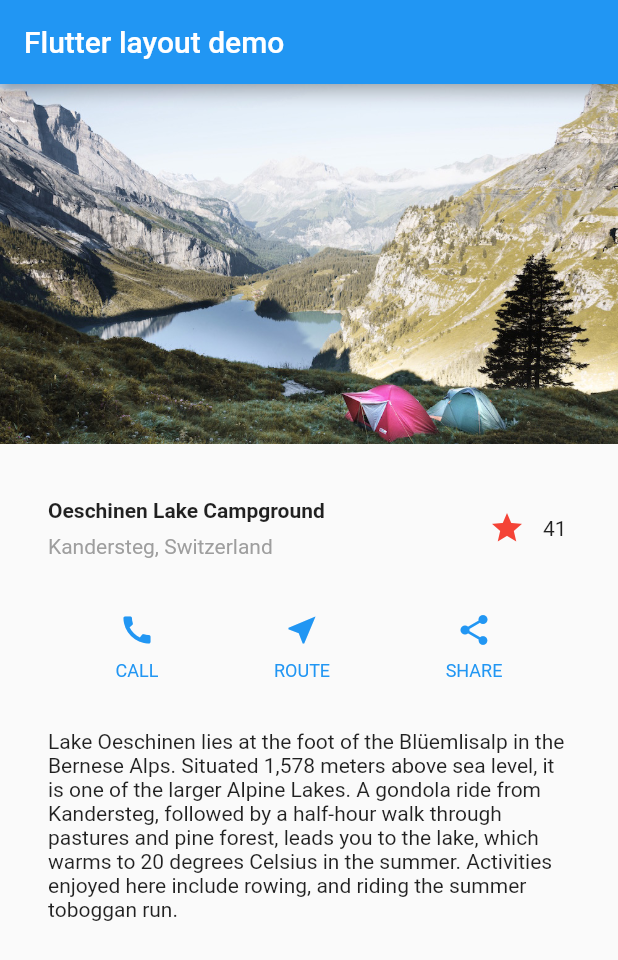
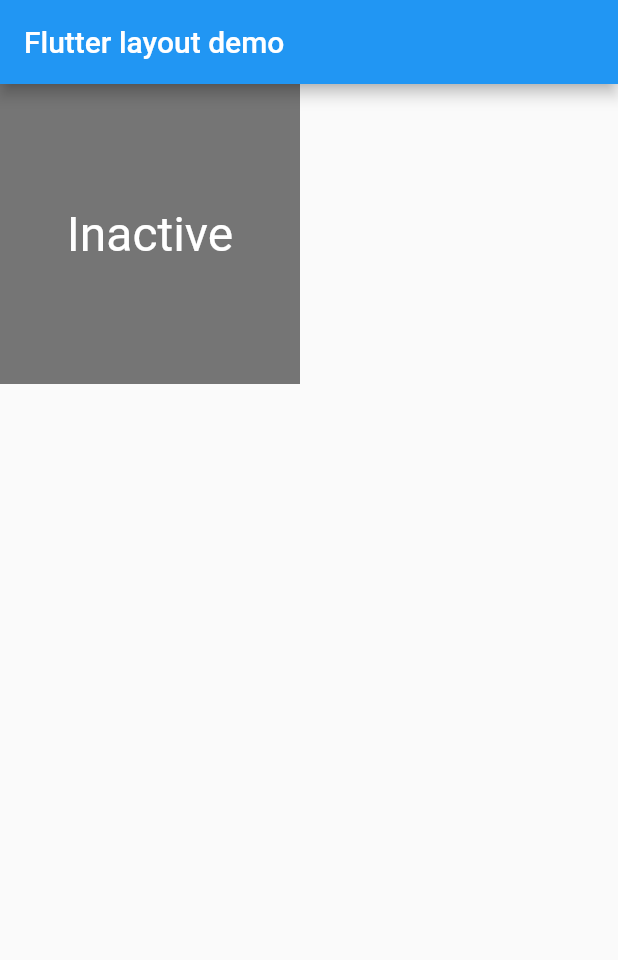
Before and after one commit to Thaylo/FlutterExperiments, a Flutter app: the screen it shows after launch, on a phone screen of 412 x 824 dp. Shown: the top 960 px of the screen. Run offline on Flutter 3.47's test engine with Material 2 defaults, Android fonts, the phone set to English and light mode, and no system bars.

Commit message:
ParentWidget doing some state management

```diff
--- a/lib/main.dart
+++ b/lib/main.dart
@@ -1,6 +1,71 @@
 import 'package:flutter/material.dart';
+import 'package:flutter/foundation.dart';
 
 void main() => runApp(MyApp());
+
+// ParentWidget manages the state for TapboxB.
+
+//------------------------ ParentWidget --------------------------------
+
+class ParentWidget extends StatefulWidget {
+  @override
+  _ParentWidgetState createState() => _ParentWidgetState();
+}
+
+class _ParentWidgetState extends State<ParentWidget> {
+  bool _active = false;
+
+  void _handleTapboxChanged(bool newValue) {
+    setState(() {
+      _active = newValue;
+    });
+  }
+
+  @override
+  Widget build(BuildContext context) {
+    return Container(
+      child: TapboxB(
+        active: _active,
+        onChanged: _handleTapboxChanged,
+      ),
+    );
+  }
+}
+
+//------------------------- TapboxB ----------------------------------
+class TapboxB extends StatelessWidget {
+  TapboxB({Key key, this.active: false, @required this.onChanged})
+    :super(key: key);
+
+  final bool active;
+  final ValueChanged<bool> onChanged;
+
+  void _handleTap() {
+    onChanged(!active);
+  }
+
+  Widget build(BuildContext context) {
+    return GestureDetector(
+      onTap: _handleTap,
+      child: Container(
+        child: Center(
+          child: Text(
+            active ? 'Active' : 'Inactive',
+            style: TextStyle(
+              fontSize: 32,
+              color: Colors.white
+            ),
+          ),
+        ),
+        width: 200.0,
+        height: 200.0,
+        decoration: BoxDecoration(
+          color: active ? Colors.lightGreen[700] : Colors.grey[600],
+        ),
+      ),
+    );
+  }
+}
 
 
 class _FavoriteWidgetState extends State<FavoriteWidget> {
@@ -90,73 +155,13 @@ class MyApp extends StatelessWidget {
   @override
   Widget build(BuildContext context) {
 
-    Color color = Theme.of(context).primaryColor;
-    Widget buttonSection = Container(
-      child: Row(
-        mainAxisAlignment: MainAxisAlignment.spaceEvenly,
-        children: <Widget>[
-          _buildButtonColumn(color, Icons.call, 'CALL'),
-          _buildButtonColumn(color, Icons.near_me, 'ROUTE'),
-          _buildButtonColumn(color, Icons.share, 'SHARE'),
-        ],
-      )
-    );
-
-    Widget textSection = Container(
-      padding: const EdgeInsets.all(32),
-      child: Text(
-        'Lake Oeschinen lies at the foot of the Blüemlisalp in the Bernese '
-        'Alps. Situated 1,578 meters above sea level, it is one of the '
-        'larger Alpine Lakes. A gondola ride from Kandersteg, followed by a '
-        'half-hour walk through pastures and pine forest, leads you to the '
-        'lake, which warms to 20 degrees Celsius in the summer. Activities '
-        'enjoyed here include rowing, and riding the summer toboggan run.',
-        softWrap: true,
-      )
-    );
-
     return MaterialApp(
       home: Scaffold(
         appBar: AppBar(
           title: Text('Flutter layout demo')
         ),
-        body: ListView(
-          children: [
-            Image.asset(
-              'images/lake.jpg',
-              width: 600,
-              height: 240,
-              fit: BoxFit.cover,
-            ),
-            titleSection,
-            buttonSection,
-            textSection,
-          ],
-        )
+        body: ParentWidget(),
       )
     );
   }
-
-  Column _buildButtonColumn(Color color, IconData icon, String label){
-    return Column(
-      mainAxisSize: MainAxisSize.min,
-      mainAxisAlignment: MainAxisAlignment.center,
-      children: <Widget>[
-        Icon(icon, color: color),
-        Container(
-          margin: const EdgeInsets.only(top: 8),
-          child: Text(
-            label,
-            style: TextStyle(
-              fontSize: 12,
-              fontWeight: FontWeight.w400,
-              color: color
-            ),
-          ),
-        ),
-      ],
-    );
-  }
-
-
 }
```
